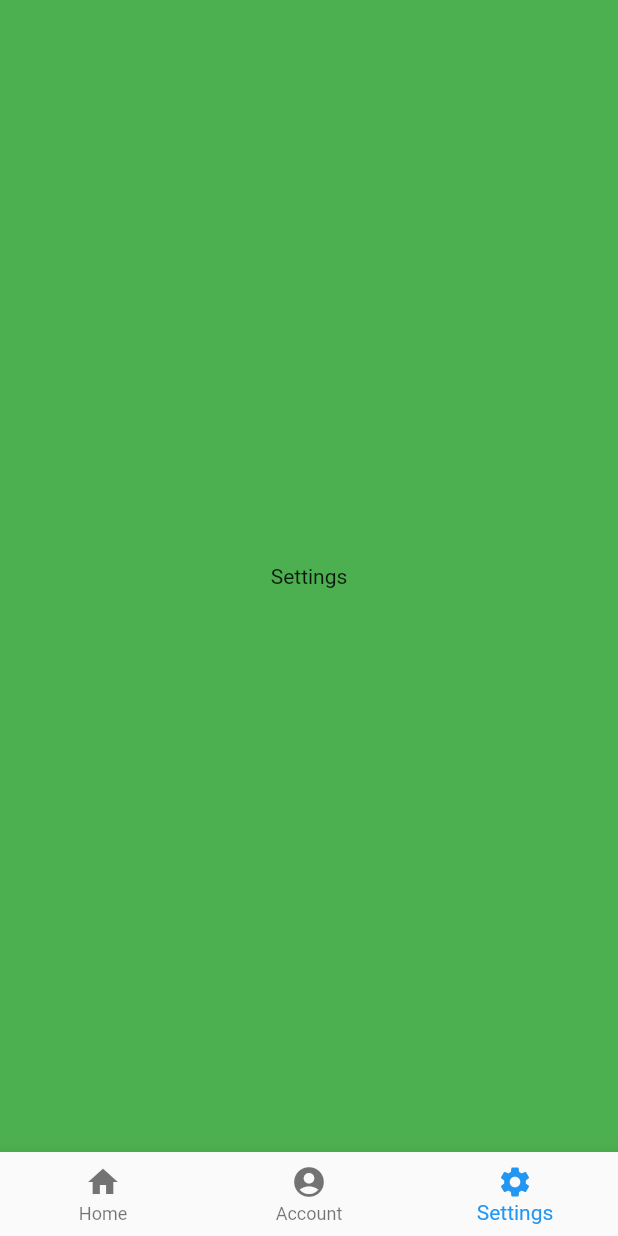
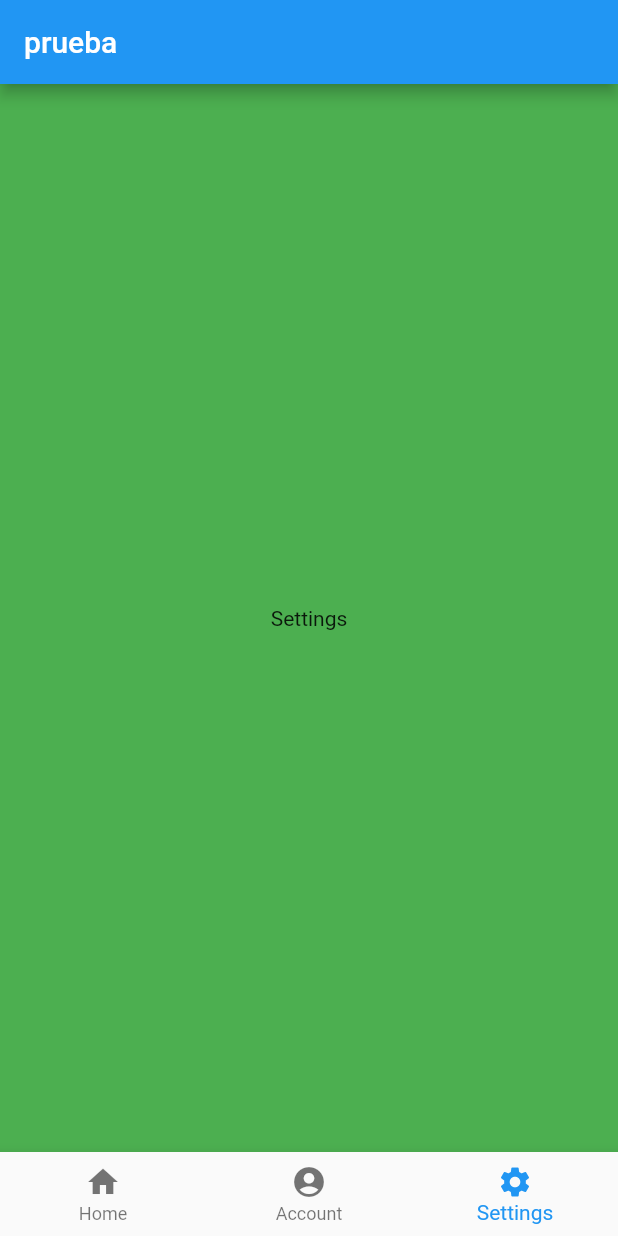
Before and after one commit to ocampo320/ButtonNavigationBar, a Flutter app: the screen it shows after launch, item 3 of the bottom bar chosen, on a phone screen of 412 x 824 dp. Run offline on Flutter 3.47's test engine with Material 2 defaults, Android fonts, the phone set to English and light mode, and no system bars.

Commit message:
Update main.dart
cambios

```diff
--- a/lib/main.dart
+++ b/lib/main.dart
@@ -1,35 +1,25 @@
-import 'package:flutter/material.dart';
+import 'package:flutter/material.dart';import 'package:flutter/material.dart';
 
-void main() => runApp(MyApp());
+void main() {
+  runApp(ButtonNavigationBar());
+}
 
-class MyApp extends StatelessWidget {
+class ButtonNavigationBar extends StatefulWidget {
   @override
+  _ButtonNavigationBarState createState() => _ButtonNavigationBarState();
+}
+
+class _ButtonNavigationBarState extends State<ButtonNavigationBar> {
+  @override
+  final GlobalKey<NavigatorState> _navigatorKey = GlobalKey<NavigatorState>();
+  int _currentTabIndex = 0;
+
   Widget build(BuildContext context) {
     return MaterialApp(
-      title: 'Flutter Demo',
-      theme: ThemeData(
-        primarySwatch: Colors.blue,
-      ),
-      home: NavigationBar(title: 'Flutter Demo Home Page'),
-    );
-  }
-}
-
-class NavigationBar extends StatefulWidget {
-  NavigationBar({Key key, this.title}) : super(key: key);
-  final String title;
-  @override
-  _NavigationBarState createState() => _NavigationBarState();
-}
-
-class _NavigationBarState extends State<NavigationBar> {
-  // This navigator state will be used to navigate different pages
-  final GlobalKey<NavigatorState> _navigatorKey = GlobalKey<NavigatorState>();
-  int _currentTabIndex = 0;
-  @override
-  Widget build(BuildContext context) {
-    return SafeArea(
-      child: Scaffold(
+      home: Scaffold(
+        appBar: AppBar(
+          title: Text("prueba"),
+        ),
         body: Navigator(key: _navigatorKey, onGenerateRoute: generateRoute),
         bottomNavigationBar: _bottomNavigationBar(),
       ),
@@ -77,16 +67,20 @@ class _NavigationBarState extends State<NavigationBar> {
     switch (settings.name) {
       case "Account":
         return MaterialPageRoute(
-            builder: (context) => Container(
-                color: Colors.blue, child: Center(child: Text("Account"))));
+            builder: (context) =>
+                Container(
+                    color: Colors.blue, child: Center(child: Text("Account"))));
       case "Settings":
         return MaterialPageRoute(
-            builder: (context) => Container(
-                color: Colors.green, child: Center(child: Text("Settings"))));
+            builder: (context) =>
+                Container(
+                    color: Colors.green,
+                    child: Center(child: Text("Settings"))));
       default:
         return MaterialPageRoute(
-            builder: (context) => Container(
-                color: Colors.white, child: Center(child: Text("Home"))));
+            builder: (context) =>
+                Container(
+                    color: Colors.white, child: Center(child: Text("Home"))));
     }
   }
 }
```
